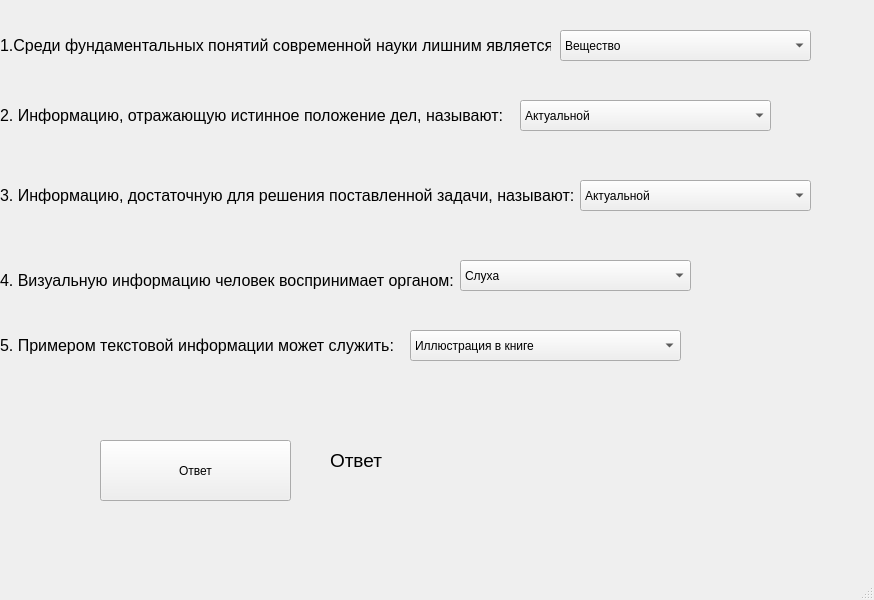
First picture: the form in task2.ui, repository PATRIARXCHIK/Obychalka, before the edit.
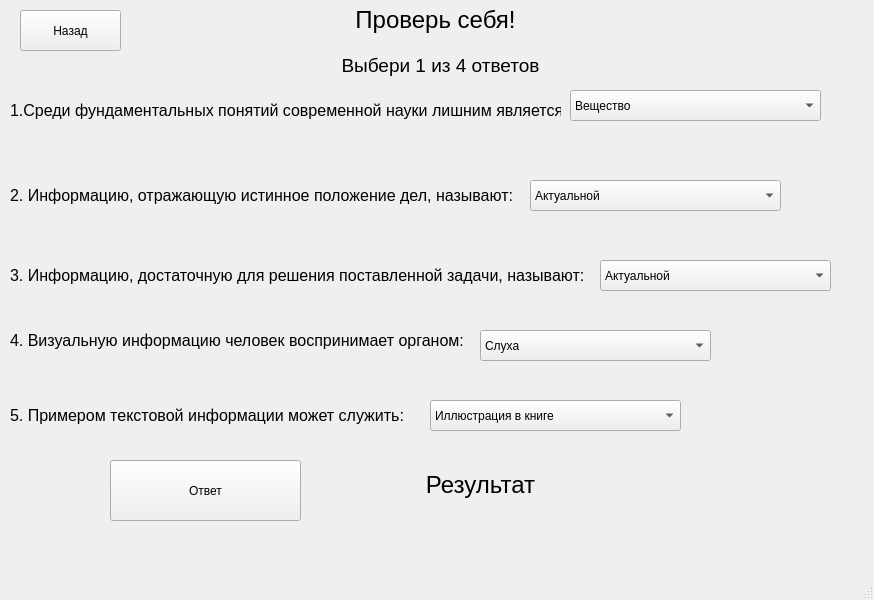
Second picture: the form after the edit.

The edit to the form file:
```diff
--- a/task2.ui
+++ b/task2.ui
@@ -17,8 +17,8 @@
    <widget class="QComboBox" name="comboBox">
     <property name="geometry">
      <rect>
-      <x>560</x>
-      <y>30</y>
+      <x>570</x>
+      <y>90</y>
       <width>251</width>
       <height>31</height>
      </rect>
@@ -47,10 +47,10 @@
    <widget class="QLabel" name="label">
     <property name="geometry">
      <rect>
-      <x>0</x>
-      <y>10</y>
+      <x>10</x>
+      <y>90</y>
       <width>551</width>
-      <height>71</height>
+      <height>41</height>
      </rect>
     </property>
     <property name="toolTip">
@@ -63,10 +63,10 @@
    <widget class="QLabel" name="label_2">
     <property name="geometry">
      <rect>
-      <x>0</x>
-      <y>80</y>
+      <x>10</x>
+      <y>170</y>
       <width>521</width>
-      <height>71</height>
+      <height>51</height>
      </rect>
     </property>
     <property name="text">
@@ -77,8 +77,8 @@
    <widget class="QComboBox" name="comboBox_2">
     <property name="geometry">
      <rect>
-      <x>520</x>
-      <y>100</y>
+      <x>530</x>
+      <y>180</y>
       <width>251</width>
       <height>31</height>
      </rect>
@@ -107,8 +107,8 @@
    <widget class="QLabel" name="label_3">
     <property name="geometry">
      <rect>
-      <x>0</x>
-      <y>180</y>
+      <x>10</x>
+      <y>260</y>
       <width>581</width>
       <height>31</height>
      </rect>
@@ -121,8 +121,8 @@
    <widget class="QComboBox" name="comboBox_4">
     <property name="geometry">
      <rect>
-      <x>580</x>
-      <y>180</y>
+      <x>600</x>
+      <y>260</y>
       <width>231</width>
       <height>31</height>
      </rect>
@@ -151,8 +151,8 @@
    <widget class="QLabel" name="label_4">
     <property name="geometry">
      <rect>
-      <x>0</x>
-      <y>260</y>
+      <x>10</x>
+      <y>320</y>
       <width>491</width>
       <height>41</height>
      </rect>
@@ -165,8 +165,8 @@
    <widget class="QComboBox" name="comboBox_3">
     <property name="geometry">
      <rect>
-      <x>460</x>
-      <y>260</y>
+      <x>480</x>
+      <y>330</y>
       <width>231</width>
       <height>31</height>
      </rect>
@@ -195,8 +195,8 @@
    <widget class="QLabel" name="label_5">
     <property name="geometry">
      <rect>
-      <x>0</x>
-      <y>330</y>
+      <x>10</x>
+      <y>400</y>
       <width>401</width>
       <height>31</height>
      </rect>
@@ -208,9 +208,9 @@
    <widget class="QComboBox" name="comboBox_5">
     <property name="geometry">
      <rect>
-      <x>410</x>
-      <y>330</y>
-      <width>271</width>
+      <x>430</x>
+      <y>400</y>
+      <width>251</width>
       <height>31</height>
      </rect>
     </property>
@@ -238,29 +238,96 @@
    <widget class="QPushButton" name="pushButton">
     <property name="geometry">
      <rect>
-      <x>100</x>
-      <y>440</y>
+      <x>110</x>
+      <y>460</y>
       <width>191</width>
       <height>61</height>
      </rect>
     </property>
+    <property name="minimumSize">
+     <size>
+      <width>191</width>
+      <height>0</height>
+     </size>
+    </property>
+    <property name="maximumSize">
+     <size>
+      <width>191</width>
+      <height>16777215</height>
+     </size>
+    </property>
+    <property name="toolTip">
+     <string>&lt;html&gt;&lt;head/&gt;&lt;body&gt;&lt;p&gt;&lt;span style=&quot; font-size:20pt;&quot;&gt;Ответ&lt;/span&gt;&lt;/p&gt;&lt;/body&gt;&lt;/html&gt;</string>
+    </property>
+    <property name="whatsThis">
+     <string>&lt;html&gt;&lt;head/&gt;&lt;body&gt;&lt;p&gt;&lt;span style=&quot; font-size:20pt;&quot;&gt;Ответ&lt;/span&gt;&lt;/p&gt;&lt;/body&gt;&lt;/html&gt;</string>
+    </property>
+    <property name="styleSheet">
+     <string notr="true"/>
+    </property>
     <property name="text">
      <string>Ответ</string>
     </property>
+    <property name="checkable">
+     <bool>false</bool>
+    </property>
+    <property name="checked">
+     <bool>false</bool>
+    </property>
    </widget>
    <widget class="QLabel" name="label_6">
     <property name="geometry">
      <rect>
-      <x>330</x>
-      <y>420</y>
-      <width>271</width>
-      <height>81</height>
+      <x>350</x>
+      <y>450</y>
+      <width>261</width>
+      <height>71</height>
      </rect>
     </property>
     <property name="text">
-     <string>&lt;html&gt;&lt;head/&gt;&lt;body&gt;&lt;p&gt;&lt;span style=&quot; font-size:14pt;&quot;&gt;Ответ&lt;/span&gt;&lt;/p&gt;&lt;/body&gt;&lt;/html&gt;</string>
+     <string>&lt;html&gt;&lt;head/&gt;&lt;body&gt;&lt;p align=&quot;center&quot;&gt;&lt;span style=&quot; font-size:18pt;&quot;&gt;Результат&lt;/span&gt;&lt;/p&gt;&lt;/body&gt;&lt;/html&gt;</string>
     </property>
    </widget>
+   <widget class="QLabel" name="label_7">
+    <property name="geometry">
+     <rect>
+      <x>340</x>
+      <y>0</y>
+      <width>191</width>
+      <height>41</height>
+     </rect>
+    </property>
+    <property name="text">
+     <string>&lt;html&gt;&lt;head/&gt;&lt;body&gt;&lt;p align=&quot;center&quot;&gt;&lt;span style=&quot; font-size:18pt;&quot;&gt;Проверь себя!&lt;/span&gt;&lt;/p&gt;&lt;/body&gt;&lt;/html&gt;</string>
+    </property>
+   </widget>
+   <widget class="QLabel" name="label_8">
+    <property name="geometry">
+     <rect>
+      <x>320</x>
+      <y>50</y>
+      <width>241</width>
+      <height>31</height>
+     </rect>
+    </property>
+    <property name="text">
+     <string>&lt;html&gt;&lt;head/&gt;&lt;body&gt;&lt;p align=&quot;center&quot;&gt;&lt;span style=&quot; font-size:14pt;&quot;&gt;Выбери 1 из 4 ответов&lt;/span&gt;&lt;/p&gt;&lt;/body&gt;&lt;/html&gt;</string>
+    </property>
+   </widget>
+   <widget class="QPushButton" name="pushButton_2">
+    <property name="geometry">
+     <rect>
+      <x>20</x>
+      <y>10</y>
+      <width>101</width>
+      <height>41</height>
+     </rect>
+    </property>
+    <property name="text">
+     <string>Назад</string>
+    </property>
+   </widget>
+   <zorder>pushButton</zorder>
    <zorder>label_2</zorder>
    <zorder>comboBox</zorder>
    <zorder>label</zorder>
```
Left out of the diff: 4 changed lines with no effect on the pictures.
